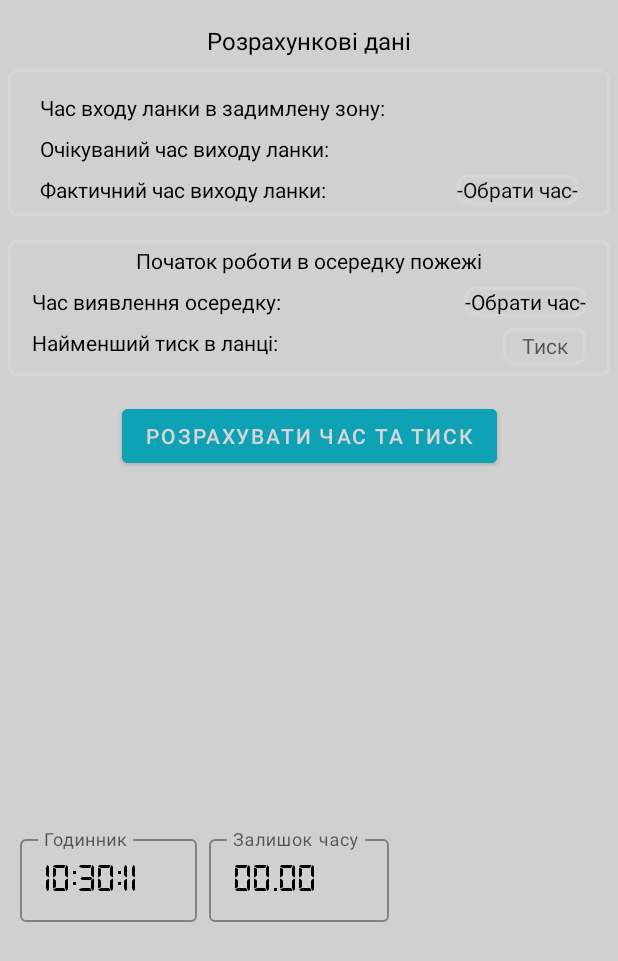
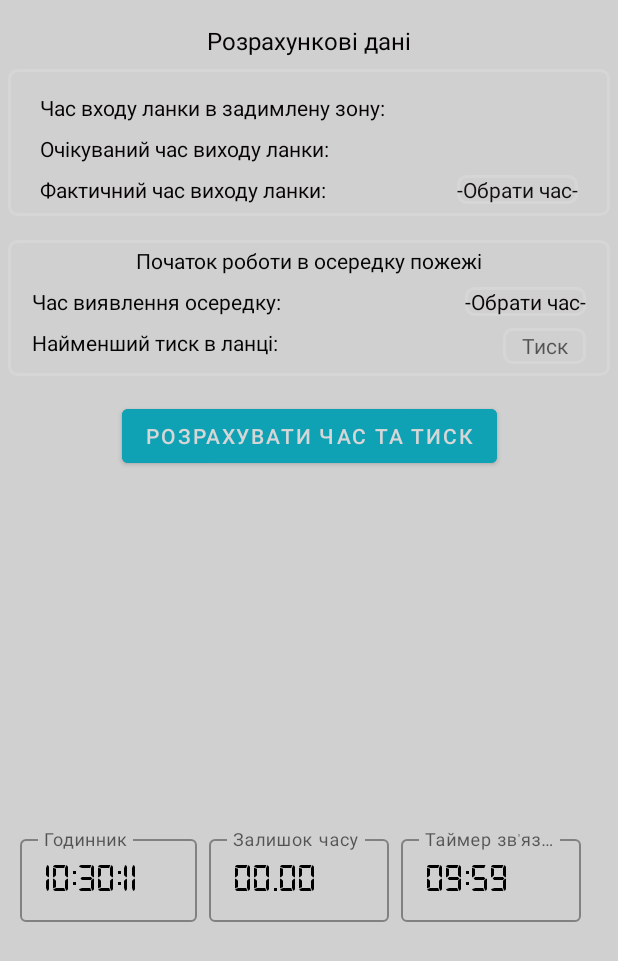
Before and after one commit to VadimKravchenkoDev/GDZS_RELOAD, an Android app: the MainActivity3 screen opened directly, with no data from a screen before it, on a phone screen of 412 x 824 dp. Shown: the top 961 px of the screen. Run offline under Robolectric (Android 15) with nearby library versions, the phone set to English and light mode, and no system bars; 1 statement that could not run was skipped.

Commit message:
addTimerConnection

```diff
--- a/app/src/main/java/com/zmei/gdzs/MainActivity3.kt
+++ b/app/src/main/java/com/zmei/gdzs/MainActivity3.kt
@@ -22,11 +22,9 @@ import com.zmei.gdzs.constant.Constant
 import com.zmei.gdzs.databinding.ActivityMain3Binding
 import java.text.SimpleDateFormat
 import java.util.*
-class MainActivity3 : AppCompatActivity()
-{
+class MainActivity3 : AppCompatActivity() {
     lateinit var binding: ActivityMain3Binding
-    override fun onCreate(savedInstanceState: Bundle?)
-    {
+    override fun onCreate(savedInstanceState: Bundle?) {
         super.onCreate(savedInstanceState)
         binding = ActivityMain3Binding.inflate(layoutInflater)
         setContentView(binding.root)
@@ -84,12 +82,10 @@ class MainActivity3 : AppCompatActivity()
             val inputMethodManager = getSystemService(Context.INPUT_METHOD_SERVICE) as InputMethodManager
             inputMethodManager.hideSoftInputFromWindow(editText.windowToken, 0)
             //при виборі типу апаратів з расходом 7 атмосфер
-            if (typeAparat == 1 || typeAparat == 3)
-            {
+            if (typeAparat == 1 || typeAparat == 3) {
                 var minPressureNearFire: Int = binding.edMinPressure.text.toString().toIntOrNull() ?: 0
                 if (minPressureNearFire == 0) Toast.makeText(this, "Введіть тиск ", Toast.LENGTH_SHORT).show()
-                else
-                {
+                else {
                     var pressureGo = minPressure - minPressureNearFire //  час захисної дії апарату
                     var timeProtection = (minPressure / 7).toString() + "хв."
                     binding.textProtection.text = timeProtection
@@ -97,8 +93,7 @@ class MainActivity3 : AppCompatActivity()
                     binding.constraintPressure.visibility = View.VISIBLE
                     binding.constraintTime.visibility = View.VISIBLE
                     binding.textPressureGo.text = pressureGo.toString() + "атм."
-                    if (action == 1)
-                        {//при виборі середнього навантаження роботи
+                    if (action == 1) {//при виборі середнього навантаження роботи
                             var pressureExit: Int = pressureGo + Constant.reservDrager
                             var timeWork: Int = (((minPressure - (pressureGo * 2)) - Constant.reservDrager) / 7)
                             binding.textWork.text = timeWork.toString() + "хв." //  час роботи біля осередку пожежі
@@ -107,8 +102,7 @@ class MainActivity3 : AppCompatActivity()
                             val exitTime = addMinutesToTime(timeAction.toString(), minutesExit)//час на годиннику коли потрібно виходити
                             binding.textExit.text = exitTime
 
-                        } else if (action == 2)
-                            {//при виборі важкого навантаження роботи
+                        } else if (action == 2) {//при виборі важкого навантаження роботи
                                 var pressureExit: Int = (2 * pressureGo) + Constant.reservDrager
                                 var timeWork: Int = (((minPressure - (pressureGo * 3)) - Constant.reservDrager) / 7)
                                 binding.textWork.text = timeWork.toString() + "хв." //  час роботи біля осередку пожежі
@@ -118,20 +112,17 @@ class MainActivity3 : AppCompatActivity()
                                 binding.textExit.text = exitTime
                             }
                 }
-            } else if (typeAparat ==2)
-            {//при виборі типу апаратів з расходом 5 атмосфер
+            } else if (typeAparat ==2) {//при виборі типу апаратів з расходом 5 атмосфер
                 var minPressureNearFire: Int = binding.edMinPressure.text.toString().toIntOrNull() ?: 0
                 if (minPressureNearFire == 0) Toast.makeText(this, "Введіть тиск ", Toast.LENGTH_SHORT).show()
-                else
-                {
+                else {
                     var pressureGo = minPressure - minPressureNearFire
                     binding.textProtection.text = (minPressure / 5).toString() + "хв." //  час захисної дії апарату
                     //рахуеємо тиск який витратили на шлях до осередку пожежі
                     binding.constraintPressure.visibility = View.VISIBLE
                     binding.constraintTime.visibility = View.VISIBLE
                     binding.textPressureGo.text = pressureGo.toString() + "атм." //тиск використанний на прямування до осередку
-                        if (action == 1)
-                        {
+                        if (action == 1) {
                             var pressureExit: Int = pressureGo + Constant.reservASV
                             var timeWork: Int = (((minPressure - (pressureGo * 2)) - Constant.reservASV) / 5)
                             binding.textWork.text = timeWork.toString() + "хв." //  час роботи біля осередку пожежі
@@ -161,7 +152,7 @@ class MainActivity3 : AppCompatActivity()
             }
             false
         }
-        val timerTextView: TextView = findViewById(R.id.tvTimer) //таймер
+        val timerTextView: TextView = binding.tvTimer //таймер
         val timer = object : CountDownTimer(timeProtect.toLong() * 60 * 1000, 1000) {
             override fun onTick(millisUntilFinished: Long) {
                 val minutes = millisUntilFinished / (60 * 1000)
@@ -174,9 +165,21 @@ class MainActivity3 : AppCompatActivity()
             }
         }
         timer.start()
+        val timerFireText: TextView = binding.tvTimerFire //таймер
+        val timerFire = object : CountDownTimer(10 * 60 * 1000, 1000) {
+            override fun onTick(millisUntilFinished: Long) {
+                val minutes = millisUntilFinished / (60 * 1000)
+                val seconds = (millisUntilFinished % (60 * 1000)) / 1000
+                val timeLeftFormatted = String.format(Locale.getDefault(), "%02d:%02d", minutes, seconds)
+                timerFireText.text = timeLeftFormatted
+            }
+            override fun onFinish() {
+                timerFireText.text = "00.00"
+            }
+        }
+        timerFire.start()
     }
-    private fun addMinutesToTime(time: String, minutes: Int): String
-    {
+    private fun addMinutesToTime(time: String, minutes: Int): String {
         //Функція для додавання хвилин до поточного часу
         val calendar = Calendar.getInstance()
         val timeFormat = SimpleDateFormat("HH:mm")
@@ -184,8 +187,7 @@ class MainActivity3 : AppCompatActivity()
         calendar.add(Calendar.MINUTE, minutes)
         return timeFormat.format(calendar.time)
     }
-    private fun showTimePickerDialog(callback: (String) -> Unit)
-    {
+    private fun showTimePickerDialog(callback: (String) -> Unit) {
         val calendar = Calendar.getInstance()
         val hourOfDay = calendar.get(Calendar.HOUR_OF_DAY)
         val minute = calendar.get(Calendar.MINUTE)
@@ -196,8 +198,7 @@ class MainActivity3 : AppCompatActivity()
         }, hourOfDay, minute, true)
         timePickerDialog.show()
     }
-    private fun hideKeyboard() //фунція для приховування клавіатури при натисканні на єкран
-    {
+    private fun hideKeyboard() {//фунція для приховування клавіатури при натисканні на єкран
         val inputMethodManager =
             getSystemService(Context.INPUT_METHOD_SERVICE) as InputMethodManager
         val currentFocusView = currentFocus
--- a/app/src/main/res/layout/activity_main3.xml
+++ b/app/src/main/res/layout/activity_main3.xml
@@ -349,6 +349,28 @@
 
     </androidx.constraintlayout.widget.ConstraintLayout>
 
+    <com.google.android.material.textfield.TextInputLayout
+        android:id="@+id/outlinedTextField2"
+        style="@style/Widget.MaterialComponents.TextInputLayout.OutlinedBox"
+        android:layout_width="wrap_content"
+        android:layout_height="wrap_content"
+        android:layout_marginStart="8dp"
+        android:hint="@string/realTime"
+        app:layout_constraintStart_toStartOf="parent"
+        app:layout_constraintTop_toBottomOf="@+id/constraintTime">
+        <com.google.android.material.textfield.TextInputEditText
+            android:id="@+id/watch"
+            android:layout_width="118dp"
+            android:layout_height="55dp"
+            android:layout_below="@+id/constraintTime"
+            android:layout_centerInParent="true"
+            android:fontFamily="@font/digital7"
+            android:inputType="none"
+            android:focusable="false"
+            android:paddingLeft="45dp"
+            android:textColor="@android:color/black"
+            android:textSize="26sp" />
+    </com.google.android.material.textfield.TextInputLayout>
 
     <com.google.android.material.textfield.TextInputLayout
         android:id="@+id/outlinedTextField"
@@ -375,29 +397,34 @@
             android:textSize="26sp" />
     </com.google.android.material.textfield.TextInputLayout>
 
-
-
     <com.google.android.material.textfield.TextInputLayout
-        android:id="@+id/outlinedTextField2"
+        android:id="@+id/outlinedTextField3"
         style="@style/Widget.MaterialComponents.TextInputLayout.OutlinedBox"
         android:layout_width="wrap_content"
         android:layout_height="wrap_content"
+
         android:layout_marginStart="8dp"
-        android:hint="@string/realTime"
-        app:layout_constraintStart_toStartOf="parent"
+        android:hint="@string/fireTimer"
+        app:layout_constraintStart_toEndOf="@+id/outlinedTextField"
         app:layout_constraintTop_toBottomOf="@+id/constraintTime">
+
         <com.google.android.material.textfield.TextInputEditText
-            android:id="@+id/watch"
-            android:layout_width="118dp"
+            android:id="@+id/tvTimerFire"
+            android:layout_width="120dp"
             android:layout_height="55dp"
             android:layout_below="@+id/constraintTime"
             android:layout_centerInParent="true"
+            android:focusable="false"
             android:fontFamily="@font/digital7"
             android:inputType="none"
-            android:focusable="false"
             android:paddingLeft="45dp"
             android:textColor="@android:color/black"
             android:textSize="26sp" />
     </com.google.android.material.textfield.TextInputLayout>
 
+
+
+
+
+
 </androidx.constraintlayout.widget.ConstraintLayout>
--- a/app/src/main/res/values/strings.xml
+++ b/app/src/main/res/values/strings.xml
@@ -27,6 +27,7 @@
     <string name="timeProtect">Час захисної дії апаратів</string>
     <string name="timer">Залишок часу</string>
     <string name="realTime">Годинник</string>
+    <string name="fireTimer">Таймер зв\'язку</string>
 
 
 
```
